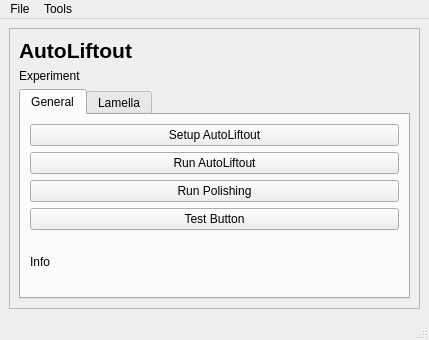
First picture: the form in liftout/gui/qtdesigner_files/AutoLiftoutUI.ui, repository Phaips/autoliftout, before the edit.
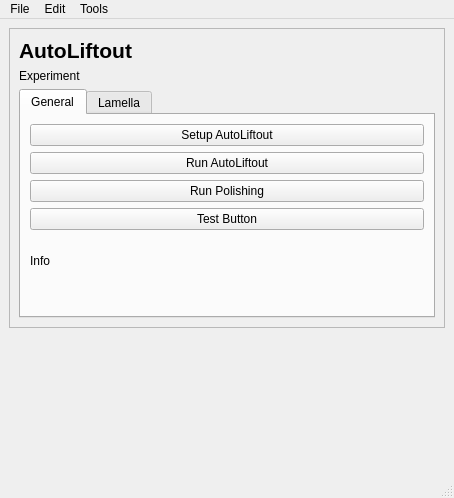
Second picture: the form after the edit.

What changed in the file:
```diff
--- a/liftout/gui/qtdesigner_files/AutoLiftoutUI.ui
+++ b/liftout/gui/qtdesigner_files/AutoLiftoutUI.ui
@@ -6,8 +6,8 @@
    <rect>
     <x>0</x>
     <y>0</y>
-    <width>429</width>
-    <height>340</height>
+    <width>454</width>
+    <height>498</height>
    </rect>
   </property>
   <property name="windowTitle">
@@ -17,6 +17,12 @@
    <layout class="QGridLayout" name="gridLayout">
     <item row="0" column="0">
      <widget class="QFrame" name="frame">
+      <property name="maximumSize">
+       <size>
+        <width>16777215</width>
+        <height>300</height>
+       </size>
+      </property>
       <property name="frameShape">
        <enum>QFrame::StyledPanel</enum>
       </property>
@@ -55,10 +61,10 @@
            <string>General</string>
           </attribute>
           <layout class="QGridLayout" name="gridLayout_3">
-           <item row="2" column="0">
-            <widget class="QPushButton" name="pushButton_run_polishing">
+           <item row="3" column="0">
+            <widget class="QPushButton" name="pushButton_test_button">
              <property name="text">
-              <string>Run Polishing</string>
+              <string>Test Button</string>
              </property>
             </widget>
            </item>
@@ -82,13 +88,6 @@
              </property>
             </widget>
            </item>
-           <item row="3" column="0">
-            <widget class="QPushButton" name="pushButton_test_button">
-             <property name="text">
-              <string>Test Button</string>
-             </property>
-            </widget>
-           </item>
            <item row="0" column="0">
             <widget class="QPushButton" name="pushButton_setup_autoliftout">
              <property name="text">
@@ -96,6 +95,26 @@
              </property>
             </widget>
            </item>
+           <item row="2" column="0">
+            <widget class="QPushButton" name="pushButton_run_polishing">
+             <property name="text">
+              <string>Run Polishing</string>
+             </property>
+            </widget>
+           </item>
+           <item row="5" column="0">
+            <spacer name="verticalSpacer_2">
+             <property name="orientation">
+              <enum>Qt::Vertical</enum>
+             </property>
+             <property name="sizeHint" stdset="0">
+              <size>
+               <width>20</width>
+               <height>40</height>
+              </size>
+             </property>
+            </spacer>
+           </item>
           </layout>
          </widget>
          <widget class="QWidget" name="tab_lamella">
@@ -160,6 +179,19 @@
       </layout>
      </widget>
     </item>
+    <item row="1" column="0">
+     <spacer name="verticalSpacer_3">
+      <property name="orientation">
+       <enum>Qt::Vertical</enum>
+      </property>
+      <property name="sizeHint" stdset="0">
+       <size>
+        <width>20</width>
+        <height>40</height>
+       </size>
+      </property>
+     </spacer>
+    </item>
    </layout>
   </widget>
   <widget class="QMenuBar" name="menubar">
@@ -167,7 +199,7 @@
     <rect>
      <x>0</x>
      <y>0</y>
-     <width>429</width>
+     <width>454</width>
      <height>21</height>
     </rect>
    </property>
@@ -175,6 +207,7 @@
     <property name="title">
      <string>File</string>
     </property>
+    <addaction name="actionConnect_to_Microscope"/>
     <addaction name="actionLoad_Experiment"/>
     <addaction name="actionLoad_Protocol"/>
    </widget>
@@ -186,7 +219,15 @@
     <addaction name="actionSharpen_Needle"/>
     <addaction name="actionCalibrate_Needle"/>
    </widget>
+   <widget class="QMenu" name="menuEdit">
+    <property name="title">
+     <string>Edit</string>
+    </property>
+    <addaction name="actionEdit_Protocol"/>
+    <addaction name="actionEdit_Settings"/>
+   </widget>
    <addaction name="menuFile"/>
+   <addaction name="menuEdit"/>
    <addaction name="menuTools"/>
   </widget>
   <widget class="QStatusBar" name="statusbar"/>
@@ -215,6 +256,21 @@
     <string>Calibrate Needle</string>
    </property>
   </action>
+  <action name="actionEdit_Protocol">
+   <property name="text">
+    <string>Edit Protocol</string>
+   </property>
+  </action>
+  <action name="actionEdit_Settings">
+   <property name="text">
+    <string>Edit Settings</string>
+   </property>
+  </action>
+  <action name="actionConnect_to_Microscope">
+   <property name="text">
+    <string>Connect to Microscope</string>
+   </property>
+  </action>
  </widget>
  <resources/>
  <connections/>
```
